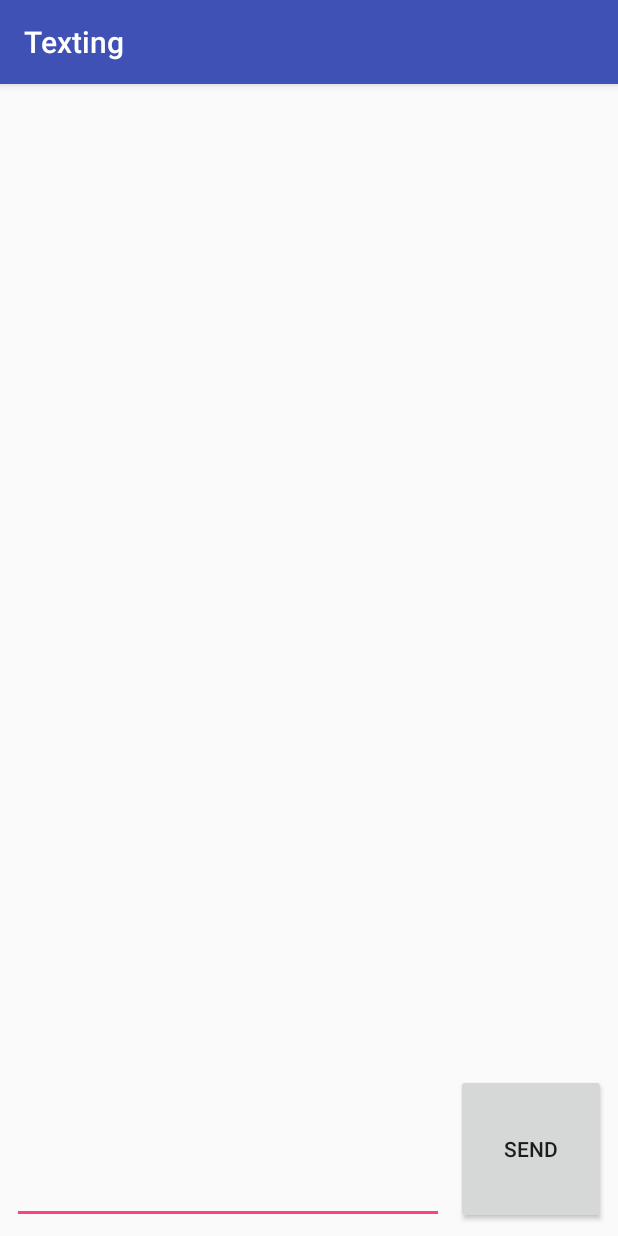
After one commit to Haltaar/Texting, an Android app: the ThreadActivity screen opened directly, with no data from a screen before it, on a phone screen of 412 x 824 dp. The commit adds this screen. Run offline under Robolectric (Android 15) with nearby library versions, the phone set to English and light mode, and no system bars; 4 statements that could not run were skipped.

Commit message:
Added contact focussed message threads. Input text box automatically set to contact number. No sent messages yet appearing, TODO.

```diff
--- /dev/null
+++ b/app/src/main/java/com/example/haltaar/texting/ThreadActivity.java
@@ -0,0 +1,162 @@
+package com.example.haltaar.texting;
+
+import android.Manifest;
+import android.app.Activity;
+import android.app.PendingIntent;
+import android.content.BroadcastReceiver;
+import android.content.ContentResolver;
+import android.content.Context;
+import android.content.Intent;
+import android.content.IntentFilter;
+import android.content.pm.PackageManager;
+import android.database.Cursor;
+import android.net.Uri;
+import android.support.v4.content.ContextCompat;
+import android.support.v7.app.AppCompatActivity;
+import android.os.Bundle;
+import android.telephony.SmsManager;
+import android.util.Log;
+import android.view.View;
+import android.widget.ArrayAdapter;
+import android.widget.EditText;
+import android.widget.ListView;
+import android.widget.Toast;
+
+import java.text.DateFormat;
+import java.text.SimpleDateFormat;
+import java.util.ArrayList;
+import java.util.Calendar;
+import java.util.Collection;
+import java.util.Collections;
+
+import static java.sql.Types.NULL;
+
+public class ThreadActivity extends AppCompatActivity {
+
+    private static final String TAG = "ThreadActivity";
+
+
+    ArrayList<String> smsMessagesList = new ArrayList<>();
+    ListView messages;
+    EditText input;
+    SmsManager smsManager = SmsManager.getDefault();
+    ArrayAdapter arrayAdapter;
+
+    String SENT = "SMS_SENT";
+    String DELIVERED = "SMS_DELIVERED";
+    PendingIntent sentPI, deliveredPI;
+    BroadcastReceiver smsSentReceiver, smsDeliveredReceiver;
+
+    String ContactNumber;
+
+    @Override
+    protected void onCreate(Bundle savedInstanceState) {
+        super.onCreate(savedInstanceState);
+        setContentView(R.layout.activity_thread);
+
+        messages = (ListView) findViewById(R.id.messages);
+        input = (EditText) findViewById(R.id.input);
+        arrayAdapter = new ArrayAdapter<String>(this, android.R.layout.simple_list_item_1, smsMessagesList);
+        messages.setAdapter(arrayAdapter);
+
+        sentPI = PendingIntent.getBroadcast(this, 0, new Intent(SENT), 0);
+        deliveredPI = PendingIntent.getBroadcast(this, 0, new Intent(DELIVERED), 0);
+
+        refreshThread();
+
+    }
+
+    protected void onResume() {
+        super.onResume();
+
+        smsSentReceiver = new BroadcastReceiver() {
+            @Override
+            public void onReceive(Context context, Intent intent) {
+
+                switch (getResultCode())
+                {
+                    case Activity.RESULT_OK:
+                        Toast.makeText(ThreadActivity.this, "SMS Sent!", Toast.LENGTH_SHORT).show();
+                        break;
+
+                    case SmsManager.RESULT_ERROR_GENERIC_FAILURE:
+                        Toast.makeText(ThreadActivity.this, "Generic Failure!", Toast.LENGTH_SHORT).show();
+                        break;
+
+                    case SmsManager.RESULT_ERROR_NO_SERVICE:
+                        Toast.makeText(ThreadActivity.this, "No Service!", Toast.LENGTH_SHORT).show();
+                        break;
+
+                    case SmsManager.RESULT_ERROR_NULL_PDU:
+                        Toast.makeText(ThreadActivity.this, "Null PDU!", Toast.LENGTH_SHORT).show();
+                        break;
+
+                    case SmsManager.RESULT_ERROR_RADIO_OFF:
+                        Toast.makeText(ThreadActivity.this, "Radio Off!", Toast.LENGTH_SHORT).show();
+                        break;
+                }
+            }
+        };
+
+        smsDeliveredReceiver = new BroadcastReceiver() {
+            @Override
+            public void onReceive(Context context, Intent intent) {
+
+                switch (getResultCode())
+                {
+                    case Activity.RESULT_OK:
+                        Toast.makeText(ThreadActivity.this, "SMS Delivered", Toast.LENGTH_SHORT).show();
+                        break;
+
+                    case  Activity.RESULT_CANCELED:
+                        Toast.makeText(ThreadActivity.this, "SMS Not Delivered!", Toast.LENGTH_SHORT).show();
+                        break;
+                }
+            }
+        };
+
+        registerReceiver(smsSentReceiver, new IntentFilter(SENT));
+        registerReceiver(smsDeliveredReceiver, new IntentFilter(DELIVERED));
+
+    }
+    protected void onPause() {
+        super.onPause();
+
+        unregisterReceiver(smsDeliveredReceiver);
+        unregisterReceiver(smsSentReceiver);
+    }
+
+    public void refreshThread() {
+        ContentResolver contentResolver = getContentResolver();
+        Cursor smsInboxCursor = contentResolver.query(Uri.parse("content://sms/inbox"), null, null, null, null);
+        int indexBody = smsInboxCursor.getColumnIndex("body");
+        int indexThreadID = smsInboxCursor.getColumnIndex("thread_id");
+
+        int indexAddress = smsInboxCursor.getColumnIndex("address");
+        Log.d(TAG, "refreshThread: indexAddress initialised");
+
+        if (indexBody < 0 || !smsInboxCursor.moveToFirst()) return;
+        arrayAdapter.clear();
+        Log.d(TAG, "refreshThread: indexAddress = " + indexAddress);
+        do {
+            if (smsInboxCursor.getInt(indexThreadID) == getIntent().getIntExtra("EXTRA_THREAD_ID", 0)) {
+                String messageLine = smsInboxCursor.getString(indexBody);
+                ContactNumber = smsInboxCursor.getString(2);
+                Log.d(TAG, "refreshThread: ContactNumber = " + ContactNumber);
+                arrayAdapter.insert(messageLine, 0);
+            }
+            Log.d(TAG, "refreshThread: indexAddress = " + indexAddress);
+        } while (smsInboxCursor.moveToNext());
+        Log.d(TAG, "refreshThread: Loop Exit");
+        Log.d(TAG, "refreshThread: indexAddress = " + indexAddress);
+        smsInboxCursor.moveToFirst();
+
+
+    }
+
+    public void onSendClick(View view) {
+        String message = input.getText().toString();
+            smsManager.sendTextMessage(ContactNumber, null, message, sentPI  , deliveredPI);
+    }
+
+}
--- /dev/null
+++ b/app/src/main/res/layout/activity_thread.xml
@@ -0,0 +1,46 @@
+<?xml version="1.0" encoding="utf-8"?>
+<android.support.constraint.ConstraintLayout xmlns:android="http://schemas.android.com/apk/res/android"
+    xmlns:app="http://schemas.android.com/apk/res-auto"
+    xmlns:tools="http://schemas.android.com/tools"
+    android:layout_width="match_parent"
+    android:layout_height="match_parent"
+    tools:context="com.example.haltaar.texting.ThreadActivity">
+
+    <ListView
+        android:id="@+id/messages"
+        android:layout_width="0dp"
+        android:layout_height="0dp"
+        android:layout_marginBottom="8dp"
+        android:layout_marginEnd="8dp"
+        android:layout_marginStart="8dp"
+        android:layout_marginTop="8dp"
+        android:stackFromBottom="true"
+        app:layout_constraintBottom_toTopOf="@+id/input"
+        app:layout_constraintEnd_toEndOf="parent"
+        app:layout_constraintStart_toStartOf="parent"
+        app:layout_constraintTop_toTopOf="parent" />
+
+    <EditText
+        android:id="@+id/input"
+        android:layout_width="0dp"
+        android:layout_height="100dp"
+        android:layout_marginBottom="8dp"
+        android:layout_marginEnd="8dp"
+        android:ems="10"
+        android:inputType="textMultiLine"
+        app:layout_constraintBottom_toBottomOf="parent"
+        app:layout_constraintEnd_toStartOf="@+id/send"
+        app:layout_constraintStart_toStartOf="@+id/messages" />
+
+    <Button
+        android:id="@+id/send"
+        android:layout_width="100dp"
+        android:layout_height="100dp"
+        android:layout_marginBottom="8dp"
+        android:layout_marginEnd="8dp"
+        android:onClick="onSendClick"
+        android:text="Send"
+        app:layout_constraintBottom_toBottomOf="parent"
+        app:layout_constraintEnd_toEndOf="parent" />
+
+</android.support.constraint.ConstraintLayout>
```
Also changed, not shown: app/src/main/AndroidManifest.xml (+9 -4 lines), app/src/main/java/com/example/haltaar/texting/ConvosActivity.java (+40 -2 lines), app/src/main/java/com/example/haltaar/texting/MainActivity.java (+16 -0 lines), 56 other files.
